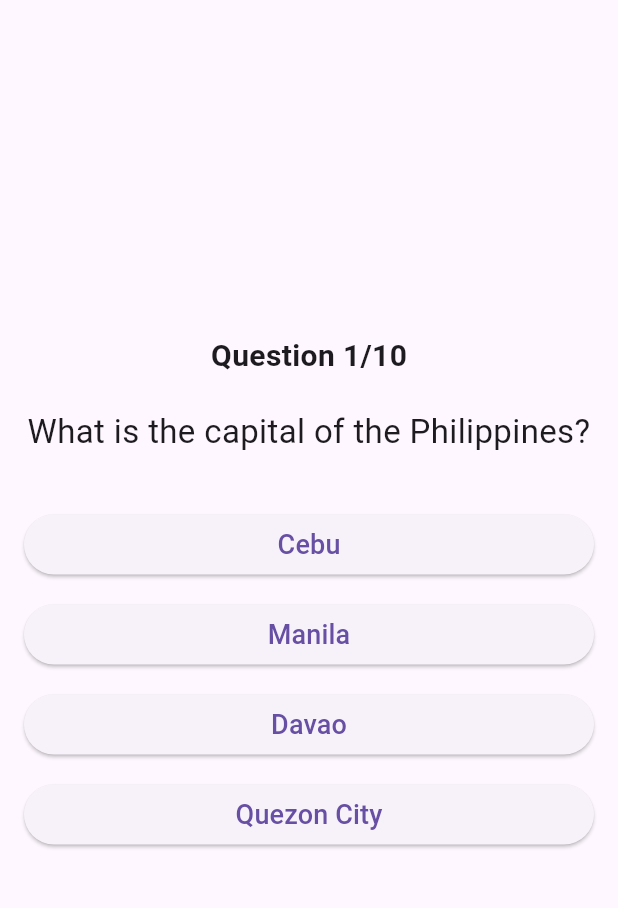
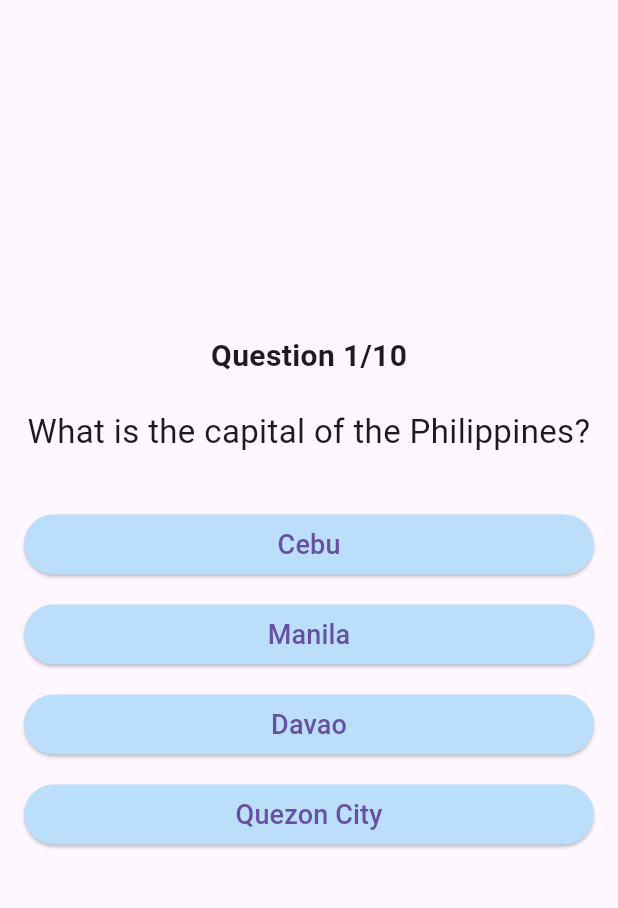
Before and after one commit to KaiFraSal/QuizApp_Mobdev, a Flutter app: the screen it shows after launch, after a tap on "Boy", on a phone screen of 412 x 824 dp, the part 63-971 px from its top. Run offline on Flutter 3.47's test engine with Material 3 defaults, Android fonts, the phone set to English and light mode, and no system bars.

Commit message:
button color change

```diff
--- a/lib/main.dart
+++ b/lib/main.dart
@@ -103,6 +103,15 @@ class _QuizScreenState extends State<QuizScreen> {
     }
   }
 
+  Color? test(String? color){
+    if(color == 'girl'){
+      return Colors.pink[100];
+    }
+    else{
+      return Colors.blue[100];
+    }
+  }
+
   @override
   Widget build(BuildContext context) {
     if (_select == null) {
@@ -119,7 +128,7 @@ class _QuizScreenState extends State<QuizScreen> {
               const SizedBox(height: 24),
               ElevatedButton(
                 style: ElevatedButton.styleFrom(
-                  backgroundColor: Colors.blue,
+                  backgroundColor: Colors.blue[100],
                   minimumSize: const Size(200, 48),
                 ),
                 onPressed: () => setState(() => _select = 'boy'),
@@ -128,7 +137,7 @@ class _QuizScreenState extends State<QuizScreen> {
               const SizedBox(height: 16),
               ElevatedButton(
                 style: ElevatedButton.styleFrom(
-                  backgroundColor: Colors.pink,
+                  backgroundColor: Colors.pink[100],
                   minimumSize: const Size(200, 48),
                 ),
                 onPressed: () => setState(() => _select = 'girl'),
@@ -168,6 +177,9 @@ class _QuizScreenState extends State<QuizScreen> {
                 margin: const EdgeInsets.symmetric(vertical: 6),
                 width: double.infinity,
                 child: ElevatedButton(
+                  style: ElevatedButton.styleFrom(
+                    backgroundColor: test(_select)
+                  ),
                   onPressed: () => _answerQuestion(answer),
                   child: Text(answer, style: const TextStyle(fontSize: 18)),
                 ),
```
